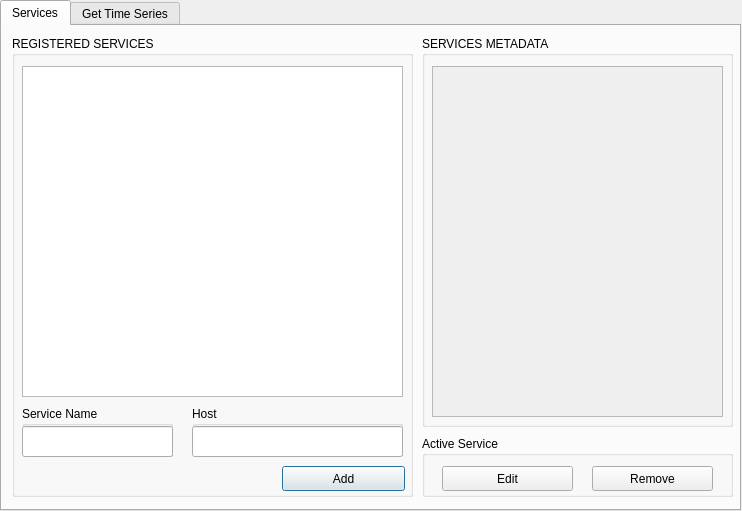
brazil-data-cube/wtss-qgis, file wtss_plugin/wtss_qgis_dialog_base.ui: the form before one commit.
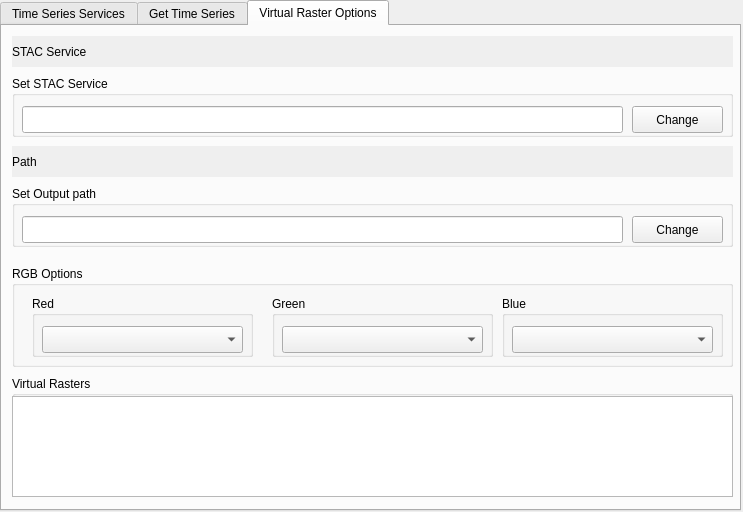
The form after the commit. The open tabs and pages were chosen to show the change.

Commit message: [#67] Add a new tab for virtual raster menu

```diff
--- a/wtss_plugin/wtss_qgis_dialog_base.ui
+++ b/wtss_plugin/wtss_qgis_dialog_base.ui
@@ -6,8 +6,8 @@
    <rect>
     <x>0</x>
     <y>0</y>
-    <width>742</width>
-    <height>511</height>
+    <width>743</width>
+    <height>512</height>
    </rect>
   </property>
   <property name="windowTitle">
@@ -39,7 +39,7 @@
    </property>
    <widget class="QWidget" name="services_tab">
     <attribute name="title">
-     <string>Services</string>
+     <string>Time Series Services</string>
     </attribute>
     <widget class="QGroupBox" name="registry">
      <property name="geometry">
@@ -624,12 +624,226 @@
      </widget>
     </widget>
    </widget>
+   <widget class="QWidget" name="tab">
+    <attribute name="title">
+     <string>Virtual Raster Options</string>
+    </attribute>
+    <widget class="QGroupBox" name="set_output_path_raster_group">
+     <property name="geometry">
+      <rect>
+       <x>10</x>
+       <y>160</y>
+       <width>721</width>
+       <height>61</height>
+      </rect>
+     </property>
+     <property name="title">
+      <string>Set Output path</string>
+     </property>
+     <widget class="QLineEdit" name="user_output_path_raster">
+      <property name="geometry">
+       <rect>
+        <x>10</x>
+        <y>30</y>
+        <width>601</width>
+        <height>27</height>
+       </rect>
+      </property>
+     </widget>
+     <widget class="QPushButton" name="change_output_path_raster">
+      <property name="geometry">
+       <rect>
+        <x>620</x>
+        <y>30</y>
+        <width>91</width>
+        <height>27</height>
+       </rect>
+      </property>
+      <property name="text">
+       <string>Change</string>
+      </property>
+     </widget>
+    </widget>
+    <widget class="QGroupBox" name="rgb_options_group">
+     <property name="geometry">
+      <rect>
+       <x>10</x>
+       <y>240</y>
+       <width>721</width>
+       <height>101</height>
+      </rect>
+     </property>
+     <property name="title">
+      <string>RGB Options</string>
+     </property>
+     <widget class="QGroupBox" name="red_option_group">
+      <property name="geometry">
+       <rect>
+        <x>20</x>
+        <y>30</y>
+        <width>221</width>
+        <height>61</height>
+       </rect>
+      </property>
+      <property name="title">
+       <string>Red</string>
+      </property>
+      <widget class="QComboBox" name="red_input">
+       <property name="geometry">
+        <rect>
+         <x>10</x>
+         <y>30</y>
+         <width>201</width>
+         <height>27</height>
+        </rect>
+       </property>
+      </widget>
+     </widget>
+     <widget class="QGroupBox" name="green_option_group">
+      <property name="geometry">
+       <rect>
+        <x>260</x>
+        <y>30</y>
+        <width>221</width>
+        <height>61</height>
+       </rect>
+      </property>
+      <property name="title">
+       <string>Green</string>
+      </property>
+      <widget class="QComboBox" name="green_input">
+       <property name="geometry">
+        <rect>
+         <x>10</x>
+         <y>30</y>
+         <width>201</width>
+         <height>27</height>
+        </rect>
+       </property>
+      </widget>
+     </widget>
+     <widget class="QGroupBox" name="blue_option_group">
+      <property name="geometry">
+       <rect>
+        <x>490</x>
+        <y>30</y>
+        <width>221</width>
+        <height>61</height>
+       </rect>
+      </property>
+      <property name="title">
+       <string>Blue</string>
+      </property>
+      <widget class="QComboBox" name="blue_input">
+       <property name="geometry">
+        <rect>
+         <x>10</x>
+         <y>30</y>
+         <width>201</width>
+         <height>27</height>
+        </rect>
+       </property>
+      </widget>
+     </widget>
+    </widget>
+    <widget class="QLabel" name="stac_host_label">
+     <property name="geometry">
+      <rect>
+       <x>10</x>
+       <y>10</y>
+       <width>721</width>
+       <height>31</height>
+      </rect>
+     </property>
+     <property name="autoFillBackground">
+      <bool>true</bool>
+     </property>
+     <property name="text">
+      <string>STAC Service</string>
+     </property>
+    </widget>
+    <widget class="QGroupBox" name="set_stac_service_group">
+     <property name="geometry">
+      <rect>
+       <x>10</x>
+       <y>50</y>
+       <width>721</width>
+       <height>61</height>
+      </rect>
+     </property>
+     <property name="title">
+      <string>Set STAC Service</string>
+     </property>
+     <widget class="QLineEdit" name="user_stac_service">
+      <property name="geometry">
+       <rect>
+        <x>10</x>
+        <y>30</y>
+        <width>601</width>
+        <height>27</height>
+       </rect>
+      </property>
+     </widget>
+     <widget class="QPushButton" name="change_stac_service">
+      <property name="geometry">
+       <rect>
+        <x>620</x>
+        <y>30</y>
+        <width>91</width>
+        <height>27</height>
+       </rect>
+      </property>
+      <property name="text">
+       <string>Change</string>
+      </property>
+     </widget>
+    </widget>
+    <widget class="QLabel" name="output_raster_path_label">
+     <property name="geometry">
+      <rect>
+       <x>10</x>
+       <y>120</y>
+       <width>721</width>
+       <height>31</height>
+      </rect>
+     </property>
+     <property name="autoFillBackground">
+      <bool>true</bool>
+     </property>
+     <property name="text">
+      <string>Path</string>
+     </property>
+    </widget>
+    <widget class="QGroupBox" name="virtual_raster_list_group">
+     <property name="geometry">
+      <rect>
+       <x>10</x>
+       <y>350</y>
+       <width>721</width>
+       <height>121</height>
+      </rect>
+     </property>
+     <property name="title">
+      <string>Virtual Rasters</string>
+     </property>
+     <widget class="QListView" name="virtual_raster_list">
+      <property name="geometry">
+       <rect>
+        <x>0</x>
+        <y>20</y>
+        <width>721</width>
+        <height>101</height>
+       </rect>
+      </property>
+     </widget>
+    </widget>
+   </widget>
   </widget>
   <widget class="QLabel" name="loading_label">
    <property name="geometry">
     <rect>
-     <x>0</x>
-     <y>0</y>
+     <x>-1</x>
+     <y>-1</y>
      <width>741</width>
      <height>511</height>
     </rect>
```
Left out of the diff: 4 changed lines with no effect on the pictures. The commit also changes 1 other file.
